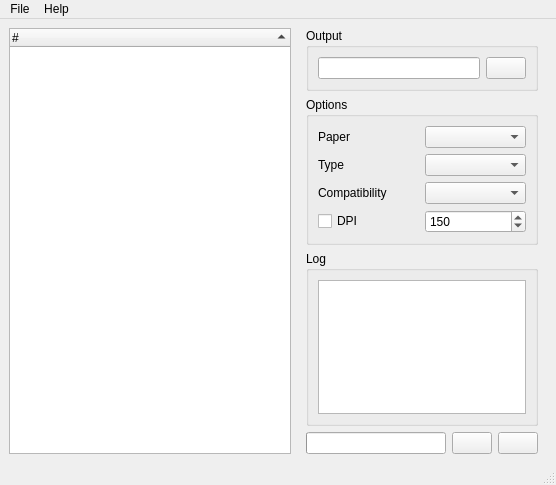
This is fusepdf.ui in nettstudio/fusepdf as Qt 5 draws it before an edit. The edited form follows.
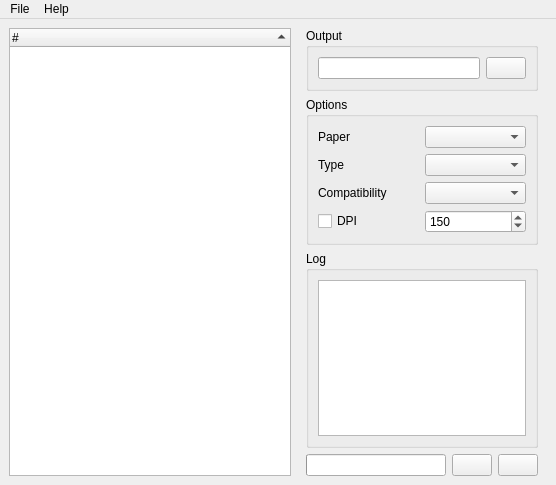
This is the edited form. Icons and pictures are not drawn. Custom widgets are drawn as their Qt base class.

```diff
--- a/fusepdf.ui
+++ b/fusepdf.ui
@@ -210,6 +210,9 @@
               <height>16777215</height>
              </size>
             </property>
+            <property name="readOnly">
+             <bool>true</bool>
+            </property>
            </widget>
           </item>
          </layout>
@@ -323,7 +326,6 @@
    <addaction name="menuFile"/>
    <addaction name="menuHelp"/>
   </widget>
-  <widget class="QStatusBar" name="statusbar"/>
   <action name="actionOpen">
    <property name="icon">
     <iconset resource="fusepdf.qrc">
```
